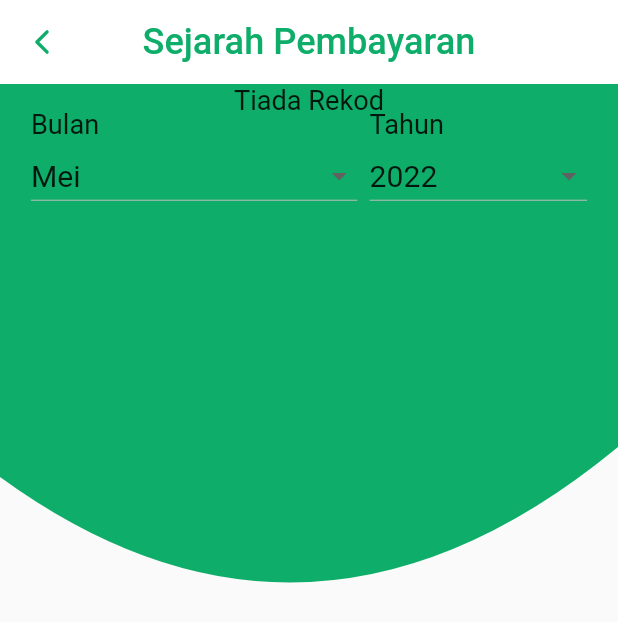
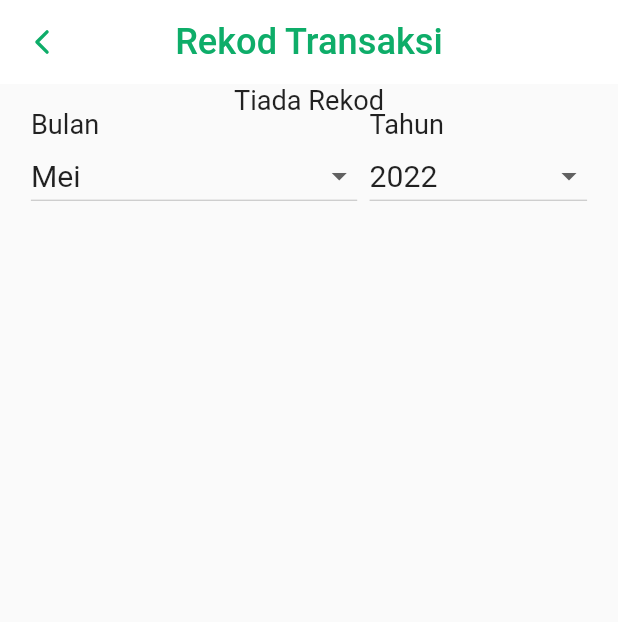
Before and after one commit to Addin15/my_khairat, a Flutter app: the PaymentHistory screen opened directly, on a phone screen of 412 x 824 dp. Shown: the top 622 px of the screen. Run offline on Flutter 3.47's test engine with Material 2 defaults, Android fonts, the phone set to English and light mode, and no system bars; our stand-ins replace carousel_slider, flutter_secure_storage, flutter_spinkit, google_fonts, hive, hive_flutter and 2 more; accounts and stored records are empty; network calls fail; Roboto replaces fonts that are missing (Ubuntu).

Commit message:
Update payment_history.dart

```diff
--- a/lib/pages/home/payment_history.dart
+++ b/lib/pages/home/payment_history.dart
@@ -19,13 +19,25 @@ class _PaymentHistoryState extends State<PaymentHistory> {
   List<Payment> payments = [];
   List<Payment> filteredPayments = [];
 
+  bool isLoading = true;
+
+  filterPayments() {
+    filteredPayments.clear();
+    for (var payment in payments) {
+      if (DateTime.parse(payment.paymentDate!).month == selectedMonth &&
+          payment.status == 'completed') {
+        filteredPayments.add(payment);
+      }
+    }
+  }
+
   @override
   Widget build(BuildContext context) {
     return Scaffold(
       appBar: AppBar(
         centerTitle: true,
         title: Text(
-          'Sejarah Pembayaran',
+          'Rekod Transaksi',
           style: TextStyle(color: AppColor.primary),
         ),
         elevation: 0.0,
@@ -39,19 +51,14 @@ class _PaymentHistoryState extends State<PaymentHistory> {
       body: SizedBox(
         width: 100.w,
         child: SingleChildScrollView(
-          child: Stack(
+          child: Column(
             children: [
-              ClipPath(
-                clipper: MyClipper(),
-                child: Container(
-                  width: double.infinity,
-                  height: 50.h,
-                  color: AppColor.primary,
-                ),
-              ),
+              Stack(
+                children: [
                   Container(
                     width: double.infinity,
-                padding: EdgeInsets.symmetric(horizontal: 5.w, vertical: 2.h),
+                    padding:
+                        EdgeInsets.symmetric(horizontal: 5.w, vertical: 2.h),
                     child: Row(
                       children: [
                         Flexible(
@@ -180,7 +187,8 @@ class _PaymentHistoryState extends State<PaymentHistory> {
                                     Column(
                                       mainAxisAlignment:
                                           MainAxisAlignment.spaceAround,
-                                  crossAxisAlignment: CrossAxisAlignment.end,
+                                      crossAxisAlignment:
+                                          CrossAxisAlignment.end,
                                       children: [
                                         Text(
                                           'RM${filteredPayments[index].amount!.toStringAsFixed(2)}',
@@ -192,10 +200,11 @@ class _PaymentHistoryState extends State<PaymentHistory> {
                                         ),
                                         Text(
                                           DateFormat('dd/MM/yyyy').format(
-                                          DateTime.parse(filteredPayments[index]
+                                              DateTime.parse(
+                                                  filteredPayments[index]
                                                       .paymentDate!)),
-                                      style:
-                                          const TextStyle(color: Colors.white),
+                                          style: const TextStyle(
+                                              color: Colors.white),
                                         ),
                                       ],
                                     ),
@@ -207,26 +216,10 @@ class _PaymentHistoryState extends State<PaymentHistory> {
                   ),
                 ],
               ),
+            ],
+          ),
         ),
       ),
     );
   }
 }
-
-class MyClipper extends CustomClipper<Path> {
-  Path getClip(Size size) {
-    var path = Path();
-    path.lineTo(0, size.height - 150);
-    path.quadraticBezierTo(
-        size.width / 2, size.height, size.width, size.height - 170);
-    path.lineTo(size.width, 0);
-    path.close();
-    return path;
-  }
-
-  @override
-  bool shouldReclip(covariant CustomClipper<Path> oldClipper) {
-    // TODO: implement shouldReclip
-    return false;
-  }
-}
```
Lines whose indentation alone changed are shown as unchanged.
